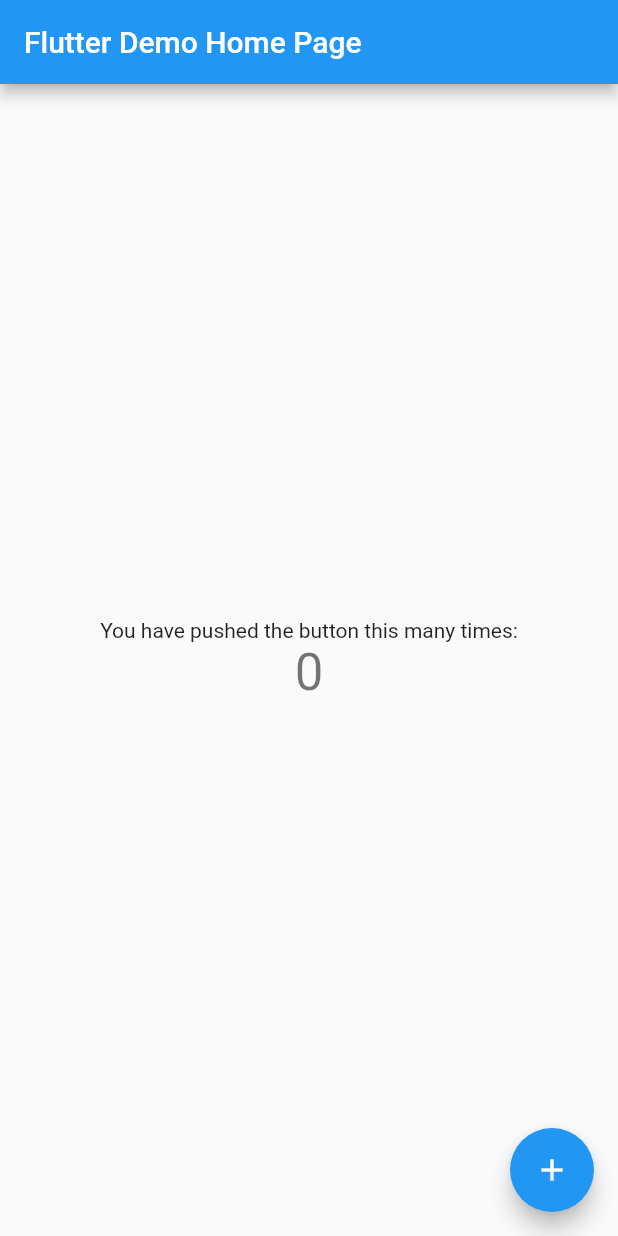
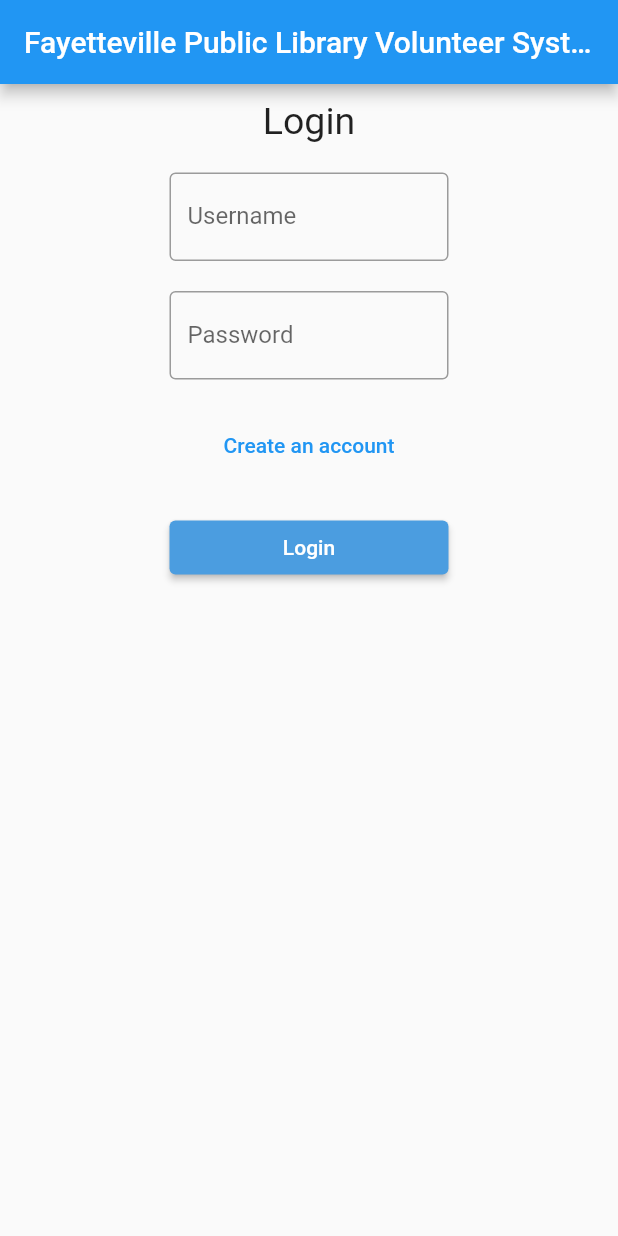
Before and after one commit to blithal/Volunteer-Time-Tracking, a Flutter app: the screen it shows after launch, on a phone screen of 412 x 824 dp. Run offline on Flutter 3.47's test engine with Material 2 defaults, Android fonts, the phone set to English and light mode, and no system bars.

Commit message:
User Login and User Account Page (UAP Incomplete)

```diff
--- a/lib/main.dart
+++ b/lib/main.dart
@@ -1,4 +1,5 @@
 import 'package:flutter/material.dart';
+import 'package:volunteer_time_tracking/user_account.dart';
 
 void main() {
   runApp(const MyApp());
@@ -11,7 +12,7 @@
   @override
   Widget build(BuildContext context) {
     return MaterialApp(
-      title: 'Flutter Demo',
+      title: 'Login Page - Fayetteville Public Library Volunteer System',
       theme: ThemeData(
         // This is the theme of your application.
         //
@@ -25,7 +26,8 @@
         //test
         primarySwatch: Colors.blue,
       ),
-      home: const MyHomePage(title: 'Flutter Demo Home Page'),
+      home: const MyHomePage(
+          title: 'Fayetteville Public Library Volunteer System - Login'),
     );
   }
 }
@@ -49,17 +51,27 @@
 }
 
 class _MyHomePageState extends State<MyHomePage> {
-  int _counter = 0;
+  _verifiyUsername() {
+    setState(() {});
+  }
 
-  void _incrementCounter() {
-    setState(() {
-      // This call to setState tells the Flutter framework that something has
-      // changed in this State, which causes it to rerun the build method below
-      // so that the display can reflect the updated values. If we changed
-      // _counter without calling setState(), then the build method would not be
-      // called again, and so nothing would appear to happen.
-      _counter++;
-    });
+  _verifyPassword() {
+    setState(() {});
+  }
+
+  Size displaySize(BuildContext context) {
+    return MediaQuery.of(context).size;
+  }
+
+  double displayHeight(BuildContext context) {
+    return displaySize(context).height;
+  }
+
+  double displayWidth(BuildContext context) {
+    if (displaySize(context).width > 1000) {
+      return 1000;
+    }
+    return displaySize(context).width;
   }
 
   @override
@@ -94,23 +106,100 @@
           // center the children vertically; the main axis here is the vertical
           // axis because Columns are vertical (the cross axis would be
           // horizontal).
-          mainAxisAlignment: MainAxisAlignment.center,
+          mainAxisAlignment: MainAxisAlignment.start,
           children: <Widget>[
-            const Text(
-              'You have pushed the button this many times:',
+            Container(
+              padding: const EdgeInsets.all(10),
+              child: const Text(
+                'Login',
+                style: TextStyle(
+                  fontSize: 25,
+                ),
+              ),
             ),
-            Text(
-              '$_counter',
-              style: Theme.of(context).textTheme.headline4,
+            Container(
+              padding: const EdgeInsets.all(10),
+              width: displayWidth(context) * .5,
+              child: TextField(
+                controller: _verifiyUsername(),
+                decoration: const InputDecoration(
+                  border: OutlineInputBorder(),
+                  labelText: 'Username',
+                ),
+              ),
             ),
+            Container(
+              padding: const EdgeInsets.all(10),
+              width: displayWidth(context) * .5,
+              child: TextField(
+                controller: _verifyPassword(),
+                decoration: const InputDecoration(
+                  border: OutlineInputBorder(),
+                  labelText: 'Password',
+                ),
+              ),
+            ),
+            Container(
+                padding: const EdgeInsets.all(10),
+                width: displayWidth(context) * .5,
+                child: TextButton(
+                    style: ButtonStyle(
+                      foregroundColor:
+                          MaterialStateProperty.all<Color>(Colors.blue),
+                      overlayColor: MaterialStateProperty.resolveWith<Color?>(
+                        (Set<MaterialState> states) {
+                          if (states.contains(MaterialState.hovered)) {
+                            return Colors.blue.withOpacity(0.04);
+                          }
+
+                          if (states.contains(MaterialState.focused) ||
+                              states.contains(MaterialState.pressed)) {
+                            return Colors.blue.withOpacity(0.12);
+                          }
+
+                          return null; // Defer to the widget's default.
+                        },
+                      ),
+                    ),
+                    onPressed: () {},
+                    child: const Text('Create an account'))),
+            Container(
+                padding: const EdgeInsets.all(10),
+                width: displayWidth(context) * .5,
+                child: ElevatedButton(
+                    style: ButtonStyle(
+                      backgroundColor: MaterialStateProperty.all<Color>(
+                          const Color.fromARGB(255, 75, 157, 224)),
+                      foregroundColor:
+                          MaterialStateProperty.all<Color>(Colors.white),
+                      overlayColor: MaterialStateProperty.resolveWith<Color?>(
+                        (Set<MaterialState> states) {
+                          if (states.contains(MaterialState.hovered)) {
+                            return const Color.fromARGB(255, 24, 111, 182)
+                                .withOpacity(0.04);
+                          }
+
+                          if (states.contains(MaterialState.focused) ||
+                              states.contains(MaterialState.pressed)) {
+                            return const Color.fromARGB(255, 17, 70, 114)
+                                .withOpacity(0.12);
+                          }
+
+                          return null; // Defer to the widget's default.
+                        },
+                      ),
+                    ),
+                    onPressed: () {
+                      Navigator.push(
+                        context,
+                        MaterialPageRoute(
+                            builder: (context) => const UserAccount()),
+                      );
+                    }, // verify login creditionals (change later)
+                    child: const Text('Login'))),
           ],
         ),
       ),
-      floatingActionButton: FloatingActionButton(
-        onPressed: _incrementCounter,
-        tooltip: 'Increment',
-        child: const Icon(Icons.add),
-      ), // This trailing comma makes auto-formatting nicer for build methods.
     );
   }
 }
```
Also changed, not shown: lib/user_account.dart (added, +142 -0 lines).
